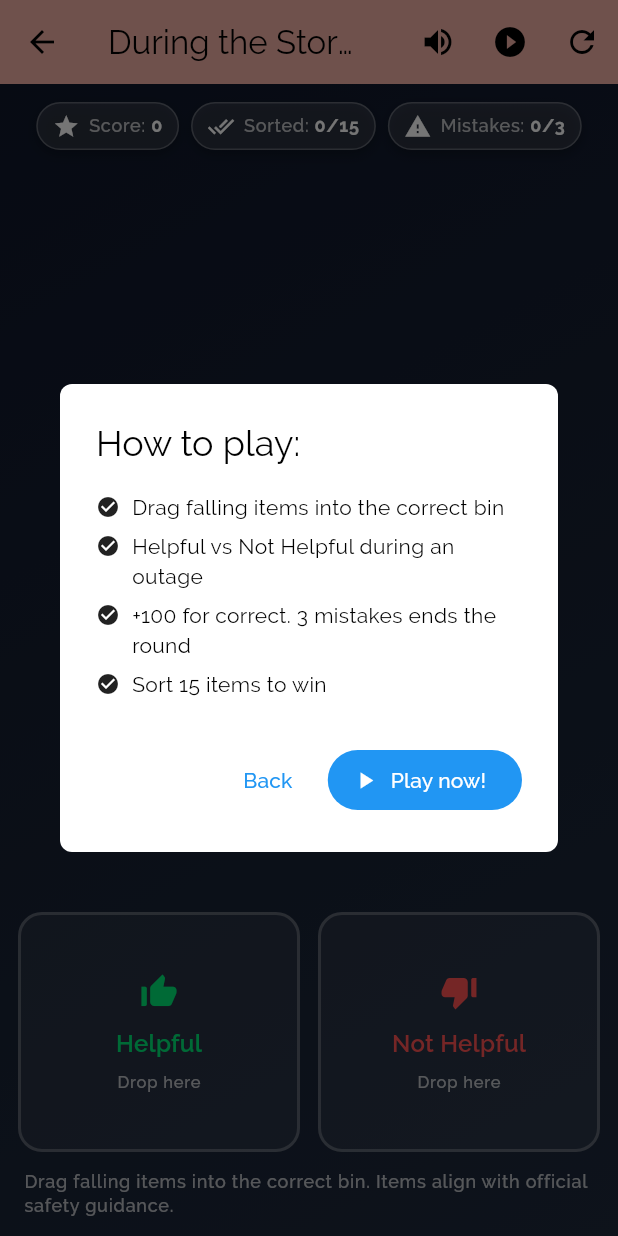
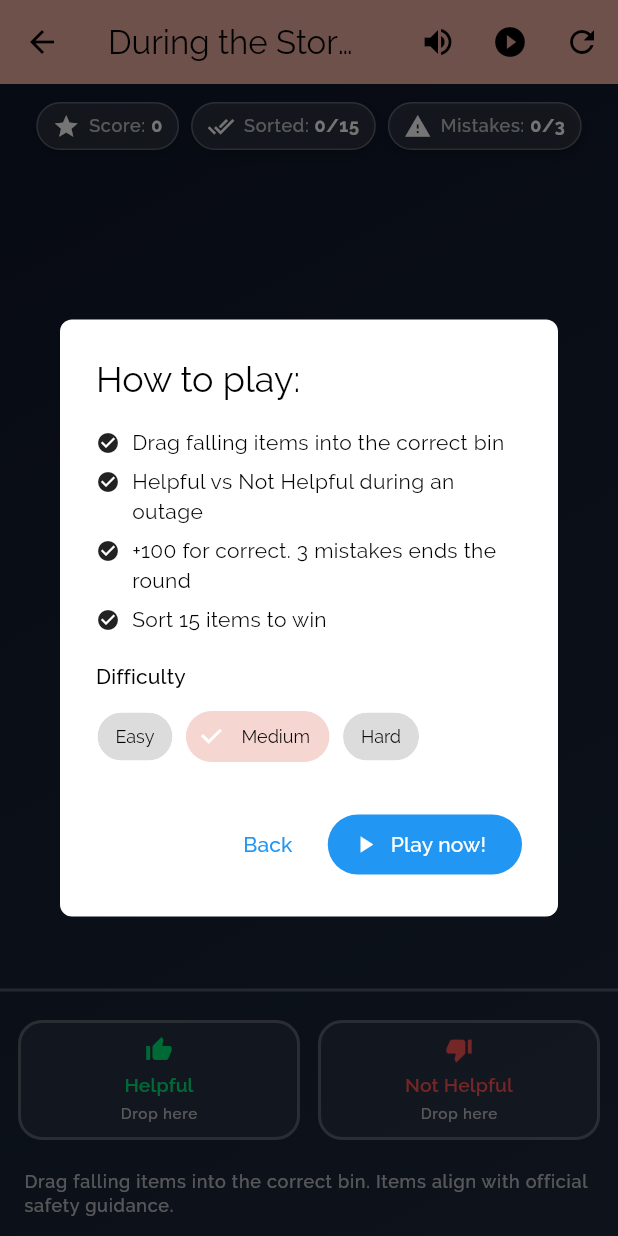
Before and after one commit to littlered964/safer-app, a Flutter app: the DuringOutageSortingPage screen opened by its route, after a tap on the "refresh" icon, on a phone screen of 412 x 824 dp. Run offline on Flutter 3.47's test engine with Material 3 defaults, Android fonts, the phone set to English and light mode, and no system bars; our stand-ins replace audioplayers, bloc, confetti, device_info_plus, flutter_bloc, flutter_spinbox and 3 more; accounts and stored records are empty.

Commit message:
Added difficulty settings and fixed bugs

```diff
--- a/lib/screens/safer_main_menu/power_outage/during_outage_sort.dart
+++ b/lib/screens/safer_main_menu/power_outage/during_outage_sort.dart
@@ -12,17 +12,32 @@ class DuringOutageSortingPage extends StatefulWidget {
   State<DuringOutageSortingPage> createState() => _DuringOutageSortingPageState();
 }
 
+enum _Difficulty { easy, medium, hard }
+
 class _DuringOutageSortingPageState extends State<DuringOutageSortingPage>
     with TickerProviderStateMixin {
   late Ticker _ticker;
-  Duration? _prevElapsed; // for delta timing
+  Duration? _prevElapsed;
 
   final Random _rng = Random();
 
-  final double _spawnEverySec = 1.8; // spawn cadence
-  final double _fallSpeed = 140; // logical px/sec
-  final int _targetSorted = 15; // win condition
-  final int _maxMistakes = 3; // lose condition
+  final double _spawnEverySec = 1.8;
+  double _fallSpeed = 140; // default = medium
+  final int _targetSorted = 15;
+  final int _maxMistakes = 3;
+
+  _Difficulty _difficulty = _Difficulty.medium;
+
+  double _speedFor(_Difficulty d) {
+    switch (d) {
+      case _Difficulty.easy:
+        return 95;
+      case _Difficulty.medium:
+        return 140;
+      case _Difficulty.hard:
+        return 190;
+    }
+  }
 
   double _timeSinceSpawn = 0;
   int _score = 0;
@@ -30,16 +45,10 @@ class _DuringOutageSortingPageState extends State<DuringOutageSortingPage>
   int _sorted = 0;
 
   bool _running = true;
-
-  // Show the “how to play” modal only on first open (not on Restart)
   bool _needsIntro = true;
-
-  // Toggle to hide labels if you want pure icon-only gameplay
   final bool _iconOnly = false;
 
-  // Active falling pieces
   final List<_Faller> _fallers = [];
-
   late List<_CardData> _deck;
 
   // Audio + Haptics
@@ -51,8 +60,7 @@ class _DuringOutageSortingPageState extends State<DuringOutageSortingPage>
     try {
       await _sfxPlayer.stop();
       await _sfxPlayer.play(AssetSource('audio/$filename'), volume: volume);
-    } catch (_) {
-    }
+    } catch (_) {}
   }
 
   void _hapticGood() => HapticFeedback.lightImpact();
@@ -66,6 +74,9 @@ class _DuringOutageSortingPageState extends State<DuringOutageSortingPage>
 
   // Confetti (on win)
   late final ConfettiController _confettiCtl;
+
+  // Shorter bin area so playfield is taller (bins still bottom-anchored)
+  static const double _binAreaHeight = 120; // ~half of original visual height
 
   @override
   void initState() {
@@ -158,7 +169,6 @@ class _DuringOutageSortingPageState extends State<DuringOutageSortingPage>
 
     _fallers.removeWhere((f) {
       if (f.y > f.groundY) {
-        // Missed item -> mistake sound + haptic
         _playSfx('incorrect.aiff');
         _hapticBad();
         _registerMistake("Missed: ${f.data.label}\n${f.data.tip}");
@@ -211,6 +221,8 @@ class _DuringOutageSortingPageState extends State<DuringOutageSortingPage>
   void _registerMistake(String msg) {
     _mistakes += 1;
     _showSnack(msg, Colors.orange, milliseconds: 2200);
+    // ensure game ends immediately if mistakes hit the limit due to drops
+    _checkEnd();
   }
 
   void _checkEnd() {
@@ -272,6 +284,8 @@ class _DuringOutageSortingPageState extends State<DuringOutageSortingPage>
       _running = true;     // Restart should NOT show intro again
       _needsIntro = false;
       _shaking.clear();
+      // keep current difficulty; reset speed to it
+      _fallSpeed = _speedFor(_difficulty);
     });
   }
 
@@ -301,16 +315,50 @@ class _DuringOutageSortingPageState extends State<DuringOutageSortingPage>
           Navigator.of(context).maybePop();   // go back to main page
           return false;
         },
-        child: AlertDialog(
+        child: StatefulBuilder(
+          builder: (ctx, setLocal) {
+            return AlertDialog(
               title: const Text("How to play:"),
-          content: const Column(
+              content: Column(
                 mainAxisSize: MainAxisSize.min,
                 crossAxisAlignment: CrossAxisAlignment.start,
                 children: [
-              _RuleRow(text: "Drag falling items into the correct bin"),
-              _RuleRow(text: "Helpful vs Not Helpful during an outage"),
-              _RuleRow(text: "+100 for correct. 3 mistakes ends the round"),
-              _RuleRow(text: "Sort 15 items to win"),
+                  const _RuleRow(text: "Drag falling items into the correct bin"),
+                  const _RuleRow(text: "Helpful vs Not Helpful during an outage"),
+                  const _RuleRow(text: "+100 for correct. 3 mistakes ends the round"),
+                  const _RuleRow(text: "Sort 15 items to win"),
+                  const SizedBox(height: 12),
+                  Text("Difficulty", style: Theme.of(context).textTheme.titleSmall),
+                  const SizedBox(height: 6),
+                  Wrap(
+                    spacing: 8,
+                    children: [
+                      ChoiceChip(
+                        label: const Text("Easy"),
+                        selected: _difficulty == _Difficulty.easy,
+                        onSelected: (v) {
+                          if (!v) return;
+                          setLocal(() => _difficulty = _Difficulty.easy);
+                        },
+                      ),
+                      ChoiceChip(
+                        label: const Text("Medium"),
+                        selected: _difficulty == _Difficulty.medium,
+                        onSelected: (v) {
+                          if (!v) return;
+                          setLocal(() => _difficulty = _Difficulty.medium);
+                        },
+                      ),
+                      ChoiceChip(
+                        label: const Text("Hard"),
+                        selected: _difficulty == _Difficulty.hard,
+                        onSelected: (v) {
+                          if (!v) return;
+                          setLocal(() => _difficulty = _Difficulty.hard);
+                        },
+                      ),
+                    ],
+                  ),
                 ],
               ),
               actions: [
@@ -325,6 +373,10 @@ class _DuringOutageSortingPageState extends State<DuringOutageSortingPage>
                   icon: const Icon(Icons.play_arrow),
                   label: const Text("Play now!"),
                   onPressed: () {
+                    // apply selected difficulty speed
+                    setState(() {
+                      _fallSpeed = _speedFor(_difficulty);
+                    });
                     Navigator.of(dialogCtx).pop(); // close intro
                     setState(() {
                       _running = true;
@@ -334,6 +386,8 @@ class _DuringOutageSortingPageState extends State<DuringOutageSortingPage>
                   },
                 ),
               ],
+            );
+          },
         ),
       ),
     );
@@ -341,14 +395,7 @@ class _DuringOutageSortingPageState extends State<DuringOutageSortingPage>
 
   @override
   Widget build(BuildContext context) {
-    final size = MediaQuery.of(context).size;
-    final groundY = size.height - 220; // where bins start
     const itemHeight = 68.0;
-
-    // Update groundY now that we know size
-    for (final f in _fallers) {
-      f.groundY = groundY;
-    }
 
     return Scaffold(
       appBar: AppBar(
@@ -418,9 +465,19 @@ class _DuringOutageSortingPageState extends State<DuringOutageSortingPage>
                     final cardWidth = min(w * 0.75, 260.0);
                     const cardHeight = itemHeight;
 
+                    // Finish line y (top of bin area)
+                    final finishLineY = constraints.maxHeight - _binAreaHeight;
+
+                    // Update fallers' threshold so tick can remove instantly
+                    for (final f in _fallers) {
+                      // Trigger when TOP passes (finishLineY - cardHeight) == bottom reaches line
+                      f.groundY = finishLineY - cardHeight;
+                    }
+
                     return Stack(
+                      clipBehavior: Clip.hardEdge, // ensure fallers don't draw over bins
                       children: [
-                        // Confetti overlay
+                        // Confetti overlay (top)
                         Align(
                           alignment: Alignment.topCenter,
                           child: IgnorePointer(
@@ -436,10 +493,16 @@ class _DuringOutageSortingPageState extends State<DuringOutageSortingPage>
                           ),
                         ),
 
+                        // FALLERS limited to area above finish line
+                        Positioned.fill(
+                          top: 0,
+                          bottom: _binAreaHeight,
+                          child: Stack(
+                            children: [
                               for (final f in _fallers)
                                 Positioned(
                                   left: (f.fracX * w - cardWidth / 2).clamp(0.0, w - cardWidth),
-                            top: f.y.clamp(0, groundY - cardHeight),
+                                  top: f.y.clamp(0, (constraints.maxHeight - _binAreaHeight) - cardHeight),
                                   child: _DraggableCard(
                                     data: f.data,
                                     width: cardWidth,
@@ -451,12 +514,30 @@ class _DuringOutageSortingPageState extends State<DuringOutageSortingPage>
                                     onDragEnd: (_) => setState(() {}),
                                   ),
                                 ),
+                            ],
+                          ),
+                        ),
 
-                        // Bins row
+                        // FINISH LINE right above bins
+                        Positioned(
+                          left: 0,
+                          right: 0,
+                          top: finishLineY - 1,
+                          child: IgnorePointer(
+                            child: Container(
+                              height: 2,
+                              color: Colors.white24,
+                            ),
+                          ),
+                        ),
+
+                        // Bins row (half height, bottom-anchored)
                         Align(
                           alignment: Alignment.bottomCenter,
                           child: Padding(
                             padding: const EdgeInsets.fromLTRB(12, 0, 12, 12),
+                            child: SizedBox(
+                              height: _binAreaHeight - 24, // leave some padding top inside area
                               child: Row(
                                 children: [
                                   Expanded(
@@ -467,6 +548,7 @@ class _DuringOutageSortingPageState extends State<DuringOutageSortingPage>
                                       onAccept: (data) {
                                         _registerHit(data, true);
                                       },
+                                      binHeight: 80, // half-height
                                     ),
                                   ),
                                   const SizedBox(width: 12),
@@ -478,9 +560,11 @@ class _DuringOutageSortingPageState extends State<DuringOutageSortingPage>
                                       onAccept: (data) {
                                         _registerHit(data, false);
                                       },
+                                      binHeight: 80, // half-height
                                     ),
                                   ),
                                 ],
+                              ),
                             ),
                           ),
                         ),
@@ -532,7 +616,7 @@ class _Faller {
   final _CardData data;
   final double fracX; // 0..1 of width
   double y = -80; // starts above screen
-  double groundY = 600; // set from layout
+  double groundY = 600; // threshold for top; set from layout
   _Faller({required this.data, required this.fracX});
 }
 
@@ -635,12 +719,14 @@ class _SortBin extends StatefulWidget {
   final Color color;
   final IconData icon;
   final void Function(_CardData data) onAccept;
+  final double binHeight; // control bin visual height
 
   const _SortBin({
     required this.label,
     required this.color,
     required this.icon,
     required this.onAccept,
+    required this.binHeight,
   });
 
   @override
@@ -665,8 +751,8 @@ class _SortBinState extends State<_SortBin> {
       builder: (context, candidates, rejects) {
         return AnimatedContainer(
           duration: const Duration(milliseconds: 120),
-          padding: const EdgeInsets.all(12),
-          height: 160,
+          padding: const EdgeInsets.all(8),            // tight padding to fit
+          height: widget.binHeight,                    // e.g., 80
           decoration: BoxDecoration(
             color: _hovered ? widget.color.withOpacity(0.12) : Colors.white.withOpacity(0.06),
             borderRadius: BorderRadius.circular(16),
@@ -675,22 +761,43 @@ class _SortBinState extends State<_SortBin> {
               width: 2,
             ),
           ),
+          child: LayoutBuilder(
+            builder: (ctx, c) {
+              return FittedBox(
+                fit: BoxFit.scaleDown,                 // prevents overflow by scaling down
+                alignment: Alignment.center,
+                child: ConstrainedBox(
+                  constraints: BoxConstraints(
+                    maxWidth: c.maxWidth,              // keep full width
+                  ),
                   child: Column(
+                    mainAxisSize: MainAxisSize.min,
                     mainAxisAlignment: MainAxisAlignment.center,
                     children: [
-              Icon(widget.icon, color: widget.color, size: 28),
-              const SizedBox(height: 8),
+                      Icon(widget.icon, color: widget.color, size: 22),
+                      const SizedBox(height: 4),
                       Text(
                         widget.label,
+                        maxLines: 1,
+                        overflow: TextOverflow.ellipsis,
+                        textAlign: TextAlign.center,
                         style: Theme.of(context)
                             .textTheme
-                    .titleMedium
+                            .labelLarge
                             ?.copyWith(color: widget.color, fontWeight: FontWeight.w600),
                       ),
-              const SizedBox(height: 6),
-              Text("Drop here",
-                  style: Theme.of(context).textTheme.labelSmall?.copyWith(color: Colors.white70)),
+                      const SizedBox(height: 3),
+                      Text(
+                        "Drop here",
+                        maxLines: 1,
+                        overflow: TextOverflow.ellipsis,
+                        style: Theme.of(context).textTheme.labelSmall?.copyWith(color: Colors.white70),
+                      ),
                     ],
+                  ),
+                ),
+              );
+            },
           ),
         );
       },
@@ -746,7 +853,6 @@ class _StatChip extends StatelessWidget {
   }
 }
 
-
 /// Small rule row for the intro dialog
 class _RuleRow extends StatelessWidget {
   final String text;
@@ -764,7 +870,7 @@ class _RuleRow extends StatelessWidget {
             child: Icon(Icons.check_circle, size: 16),
           ),
           const SizedBox(width: 8),
-          Expanded(child: Text(text)),
+          Expanded(child: Text(text)), // restored text
         ],
       ),
     );
```
Lines whose indentation alone changed are shown as unchanged.
